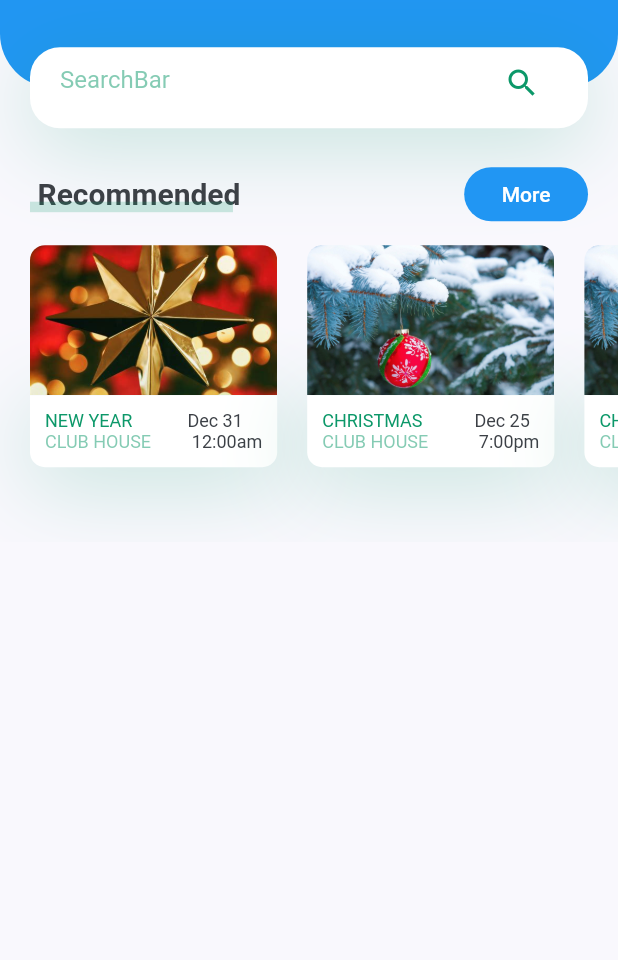
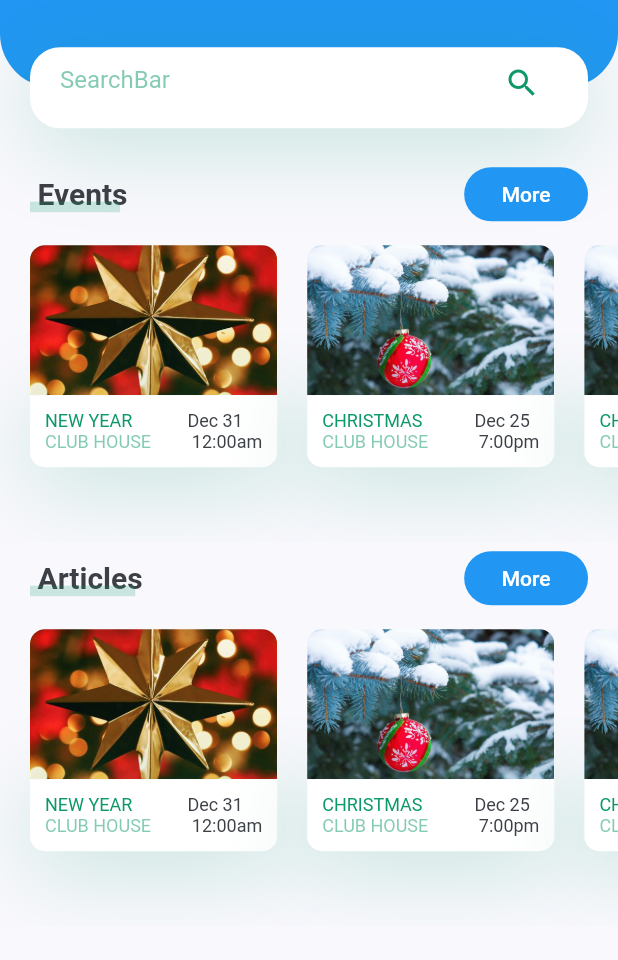
Before and after one commit to munkeops/LakeApp, a Flutter app: the screen it shows after launch, on a phone screen of 412 x 824 dp, the part 203-1163 px from its top. Run offline on Flutter 3.47's test engine with Material 2 defaults, Android fonts, the phone set to English and light mode, and no system bars.

Commit message:
updating read me

```diff
--- a/lib/screens/home/components/body.dart
+++ b/lib/screens/home/components/body.dart
@@ -14,7 +14,37 @@ class Body extends StatelessWidget {
       child: Column(
         children: <Widget>[
           HeaderWithSearchBox(size: size),
-          TitleWithMoreBtn(title: "Recommended", press: () {}),
+          TitleWithMoreBtn(title: "Events", press: () {}),
+          SingleChildScrollView(
+            scrollDirection: Axis.horizontal,
+            child: Row(
+              children: <Widget>[
+                RecommendPlantCard(
+                  image: "assets/images/christmas2.jpg",
+                  title: "New Year\n",
+                  loc: "Club House",
+                  datentime: "Dec 31\n 12:00am",
+                  press: () {},
+                ),
+                RecommendPlantCard(
+                  image: "assets/images/christmas1.jpg",
+                  title: "Christmas\n",
+                  loc: "Club House",
+                  datentime: "Dec 25\n 7:00pm",
+                  press: () {},
+                ),
+                RecommendPlantCard(
+                  image: "assets/images/christmas1.jpg",
+                  title: "Christmas\n",
+                  loc: "Club House",
+                  datentime: "Dec 25\n 7:00pm",
+                  press: () {},
+                ),
+              ],
+            ),
+          ),
+          // HeaderWithSearchBox(size: size),
+          TitleWithMoreBtn(title: "Articles", press: () {}),
           SingleChildScrollView(
             scrollDirection: Axis.horizontal,
             child: Row(
```
Also changed, not shown: assets/images/flutter_lake_app.jpg (added), images/christmas1.jpg (deleted), images/christmas2.jpg (deleted), 1 other file.
